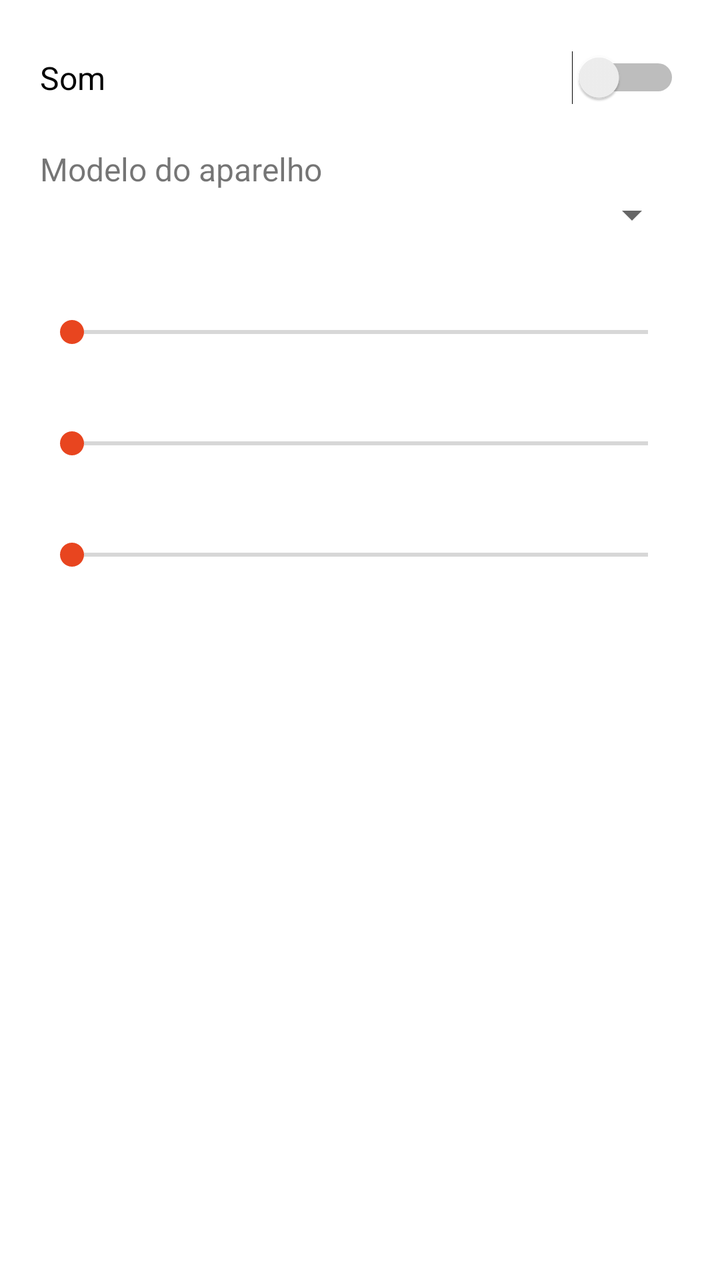
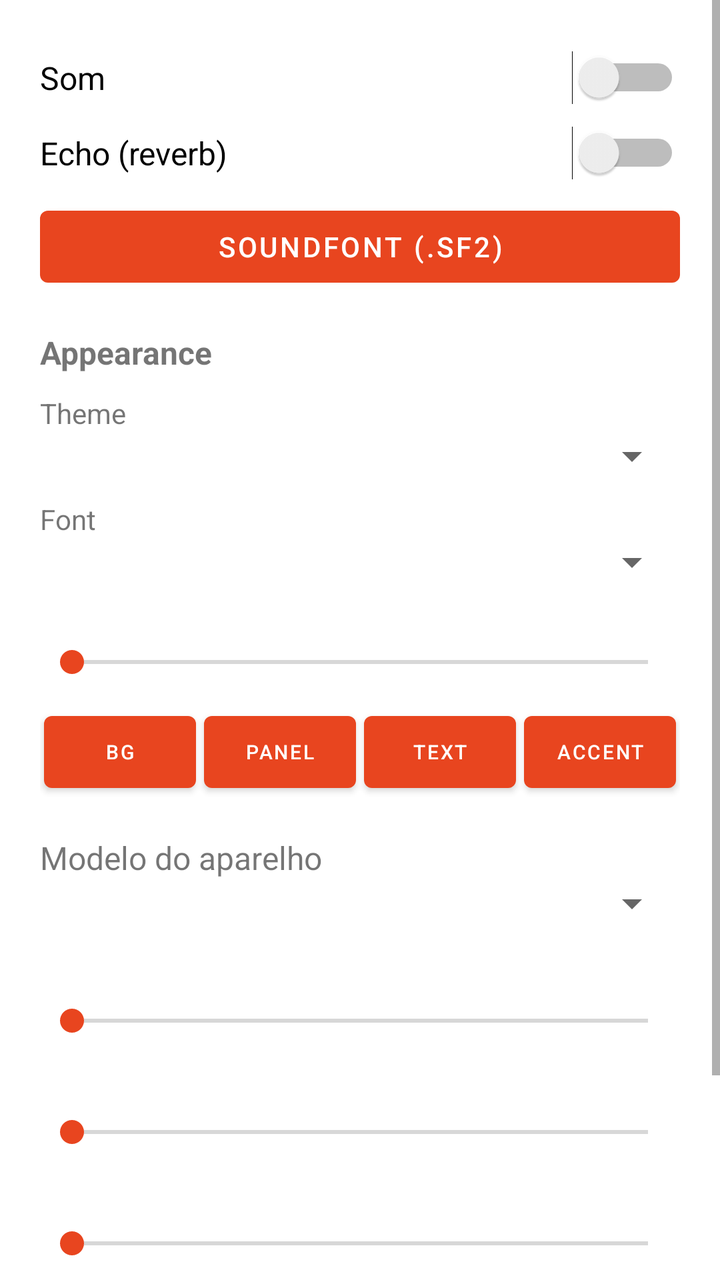

The first picture is an Android layout as it rendered before a commit; the second is the same layout after the commit. The layout source and the unified diff follow.
<!-- AndroidManifest.xml: application theme AppTheme -->
<!-- res/layout/activity_settings.xml -->
<?xml version="1.0" encoding="utf-8"?>
<ScrollView xmlns:android="http://schemas.android.com/apk/res/android"
    android:layout_width="match_parent"
    android:layout_height="match_parent">

    <LinearLayout
        android:layout_width="match_parent"
        android:layout_height="wrap_content"
        android:orientation="vertical"
        android:padding="20dp">

        <Switch
            android:id="@+id/sound"
            android:layout_width="match_parent"
            android:layout_height="wrap_content"
            android:text="@string/settings_sound"
            android:textSize="16sp"
            android:paddingTop="8dp"
            android:paddingBottom="8dp" />

        <TextView
            android:layout_width="match_parent"
            android:layout_height="wrap_content"
            android:text="@string/settings_device"
            android:textSize="16sp"
            android:paddingTop="16dp" />

        <Spinner
            android:id="@+id/device"
            android:layout_width="match_parent"
            android:layout_height="wrap_content" />

        <TextView
            android:id="@+id/gammaLabel"
            android:layout_width="match_parent"
            android:layout_height="wrap_content"
            android:textSize="16sp"
            android:paddingTop="16dp" />

        <SeekBar
            android:id="@+id/gamma"
            android:layout_width="match_parent"
            android:layout_height="wrap_content" />

        <TextView
            android:id="@+id/fpsLabel"
            android:layout_width="match_parent"
            android:layout_height="wrap_content"
            android:textSize="16sp"
            android:paddingTop="16dp" />

        <SeekBar
            android:id="@+id/fps"
            android:layout_width="match_parent"
            android:layout_height="wrap_content" />

        <TextView
            android:id="@+id/screenLabel"
            android:layout_width="match_parent"
            android:layout_height="wrap_content"
            android:textSize="16sp"
            android:paddingTop="16dp" />

        <SeekBar
            android:id="@+id/screenTop"
            android:layout_width="match_parent"
            android:layout_height="wrap_content" />
    </LinearLayout>
</ScrollView>
<!-- resources referenced by this layout -->
<resources>
  <string name="settings_device">Modelo do aparelho</string>
  <string name="settings_sound">Som</string>
  <style name="AppTheme" parent="Theme.MaterialComponents.Light.DarkActionBar">
          <item name="colorPrimary">@color/wolphun_orange</item>
          <item name="colorPrimaryDark">@color/wolphun_orange_dark</item>
          <item name="colorAccent">@color/wolphun_orange</item>
      </style>
  <color name="wolphun_orange">#E8451F</color>
  <color name="wolphun_orange_dark">#C0341A</color>
</resources>

<!-- the commit's change to res/layout/activity_settings.xml (unified diff, before → after) -->
@@ -17,6 +17,112 @@
             android:textSize="16sp"
             android:paddingTop="8dp"
             android:paddingBottom="8dp" />
+
+        <Switch
+            android:id="@+id/reverb"
+            android:layout_width="match_parent"
+            android:layout_height="wrap_content"
+            android:text="Echo (reverb)"
+            android:textSize="16sp"
+            android:paddingTop="8dp"
+            android:paddingBottom="8dp" />
+
+        <Button
+            android:id="@+id/soundfont"
+            android:layout_width="match_parent"
+            android:layout_height="wrap_content"
+            android:layout_marginTop="4dp"
+            android:text="Soundfont (.sf2)" />
+
+        <TextView
+            android:id="@+id/apTitle"
+            android:layout_width="match_parent"
+            android:layout_height="wrap_content"
+            android:text="Appearance"
+            android:textStyle="bold"
+            android:textSize="16sp"
+            android:paddingTop="18dp" />
+
+        <TextView
+            android:id="@+id/themeLabel"
+            android:layout_width="match_parent"
+            android:layout_height="wrap_content"
+            android:text="Theme"
+            android:textSize="14sp"
+            android:paddingTop="10dp" />
+
+        <Spinner
+            android:id="@+id/themeSpin"
+            android:layout_width="match_parent"
+            android:layout_height="wrap_content" />
+
+        <TextView
+            android:id="@+id/fontLabel2"
+            android:layout_width="match_parent"
+            android:layout_height="wrap_content"
+            android:text="Font"
+            android:textSize="14sp"
+            android:paddingTop="10dp" />
+
+        <Spinner
+            android:id="@+id/fontSpin"
+            android:layout_width="match_parent"
+            android:layout_height="wrap_content" />
+
+        <TextView
+            android:id="@+id/sizeLabel"
+            android:layout_width="match_parent"
+            android:layout_height="wrap_content"
+            android:textSize="14sp"
+            android:paddingTop="10dp" />
+
+        <SeekBar
+            android:id="@+id/fontSizeBar"
+            android:layout_width="match_parent"
+            android:layout_height="wrap_content" />
+
+        <LinearLayout
+            android:layout_width="match_parent"
+            android:layout_height="wrap_content"
+            android:orientation="horizontal"
+            android:paddingTop="10dp">
+
+            <Button
+                android:id="@+id/swBg"
+                android:layout_width="0dp"
+                android:layout_height="wrap_content"
+                android:layout_weight="1"
+                android:layout_margin="2dp"
+                android:textSize="10sp"
+                android:text="BG" />
+
+            <Button
+                android:id="@+id/swPanel"
+                android:layout_width="0dp"
+                android:layout_height="wrap_content"
+                android:layout_weight="1"
+                android:layout_margin="2dp"
+                android:textSize="10sp"
+                android:text="Panel" />
+
+            <Button
+                android:id="@+id/swText"
+                android:layout_width="0dp"
+                android:layout_height="wrap_content"
+                android:layout_weight="1"
+                android:layout_margin="2dp"
+                android:textSize="10sp"
+                android:text="Text" />
+
+            <Button
+                android:id="@+id/swAccent"
+                android:layout_width="0dp"
+                android:layout_height="wrap_content"
+                android:layout_weight="1"
+                android:layout_margin="2dp"
+                android:textSize="10sp"
+                android:text="Accent" />
+        </LinearLayout>
 
         <TextView
             android:layout_width="match_parent"
@@ -65,5 +171,29 @@
             android:id="@+id/screenTop"
             android:layout_width="match_parent"
             android:layout_height="wrap_content" />
+
+        <TextView
+            android:id="@+id/fontLabel"
+            android:layout_width="match_parent"
+            android:layout_height="wrap_content"
+            android:textSize="16sp"
+            android:paddingTop="16dp" />
+
+        <SeekBar
+            android:id="@+id/fontScale"
+            android:layout_width="match_parent"
+            android:layout_height="wrap_content" />
+
+        <TextView
+            android:id="@+id/hdLabel"
+            android:layout_width="match_parent"
+            android:layout_height="wrap_content"
+            android:textSize="16sp"
+            android:paddingTop="16dp" />
+
+        <SeekBar
+            android:id="@+id/hdScale"
+            android:layout_width="match_parent"
+            android:layout_height="wrap_content" />
     </LinearLayout>
 </ScrollView>
